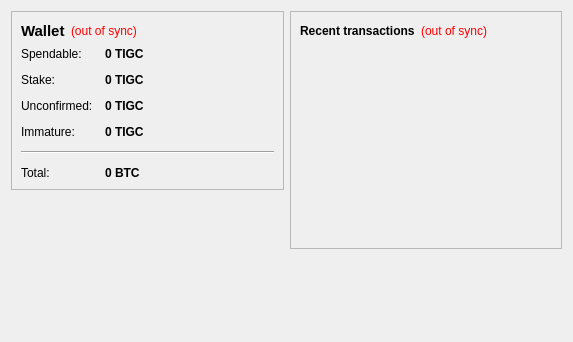
Old version of the form src/qt/forms/overviewpage.ui in the repository AnimalityCoin/Animality_Master.
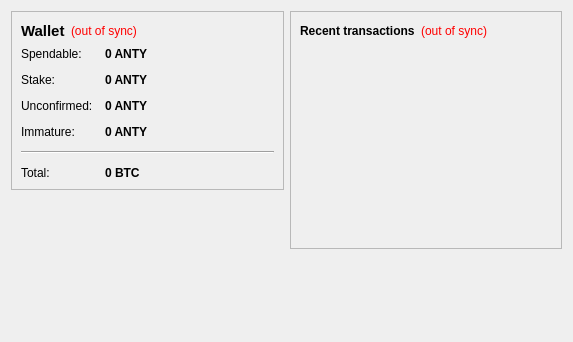
New version of the form.

The edit to the form file:
```diff
--- a/src/qt/forms/overviewpage.ui
+++ b/src/qt/forms/overviewpage.ui
@@ -105,7 +105,7 @@
              <string>Your current spendable balance</string>
             </property>
             <property name="text">
-             <string notr="true">0 TIGC</string>
+             <string notr="true">0 ANTY</string>
             </property>
             <property name="textInteractionFlags">
              <set>Qt::LinksAccessibleByMouse|Qt::TextSelectableByKeyboard|Qt::TextSelectableByMouse</set>
@@ -134,7 +134,7 @@
              <string>Total of coins that was staked, and do not yet count toward the current balance</string>
             </property>
             <property name="text">
-             <string notr="true">0 TIGC</string>
+             <string notr="true">0 ANTY</string>
             </property>
             <property name="textInteractionFlags">
              <set>Qt::LinksAccessibleByMouse|Qt::TextSelectableByKeyboard|Qt::TextSelectableByMouse</set>
@@ -163,7 +163,7 @@
              <string>Total of transactions that have yet to be confirmed, and do not yet count toward the current balance</string>
             </property>
             <property name="text">
-             <string notr="true">0 TIGC</string>
+             <string notr="true">0 ANTY</string>
             </property>
             <property name="textInteractionFlags">
              <set>Qt::LinksAccessibleByMouse|Qt::TextSelectableByKeyboard|Qt::TextSelectableByMouse</set>
@@ -189,7 +189,7 @@
              <string>Mined balance that has not yet matured</string>
             </property>
             <property name="text">
-             <string notr="true">0 TIGC</string>
+             <string notr="true">0 ANTY</string>
             </property>
             <property name="textInteractionFlags">
              <set>Qt::LinksAccessibleByMouse|Qt::TextSelectableByKeyboard|Qt::TextSelectableByMouse</set>
```
Left out of the diff: 4 changed lines with no effect on the pictures.
